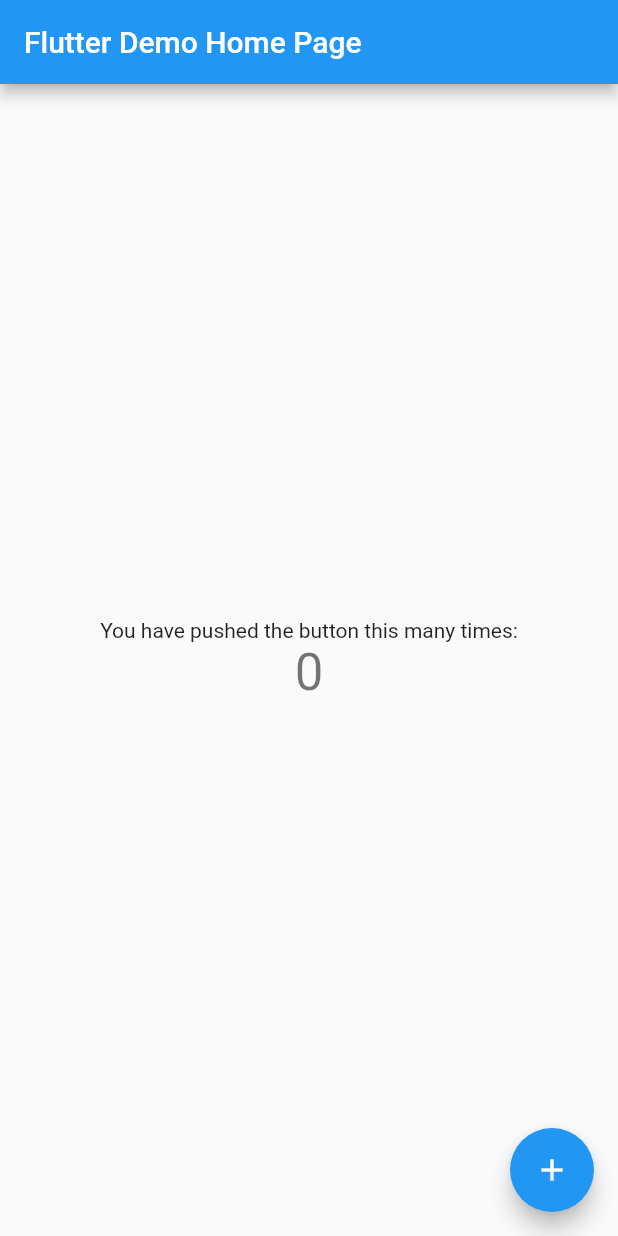
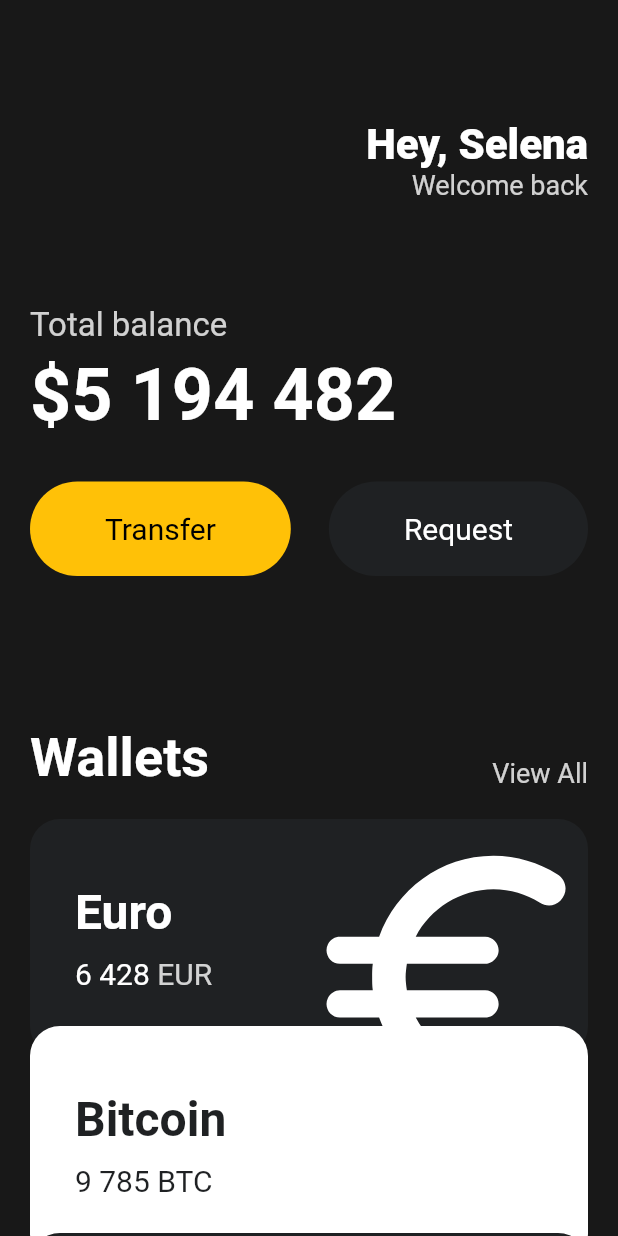
Before and after one commit to hyeonjeong-ko/Flutter-toonflix, a Flutter app: the screen it shows after launch, on a phone screen of 412 x 824 dp. Run offline on Flutter 3.47's test engine with Material 2 defaults, Android fonts, the phone set to English and light mode, and no system bars.

Commit message:
currency_card

```diff
--- a/lib/main.dart
+++ b/lib/main.dart
@@ -1,115 +1,158 @@
 import 'package:flutter/material.dart';
+import 'package:toonflix/widgets/Button.dart';
+import 'package:toonflix/widgets/currency_card.dart';
+
+class Player {
+  String name;
+  Player({required this.name});
+}
 
 void main() {
-  runApp(const MyApp());
+  var nico = Player(name: "nico");
+  runApp(const App());
 }
 
-class MyApp extends StatelessWidget {
-  const MyApp({super.key});
+class App extends StatelessWidget {
+  const App({super.key});
 
-  // This widget is the root of your application.
   @override
   Widget build(BuildContext context) {
     return MaterialApp(
-      title: 'Flutter Demo',
-      theme: ThemeData(
-        // This is the theme of your application.
-        //
-        // Try running your application with "flutter run". You'll see the
-        // application has a blue toolbar. Then, without quitting the app, try
-        // changing the primarySwatch below to Colors.green and then invoke
-        // "hot reload" (press "r" in the console where you ran "flutter run",
-        // or simply save your changes to "hot reload" in a Flutter IDE).
-        // Notice that the counter didn't reset back to zero; the application
-        // is not restarted.
-        primarySwatch: Colors.blue,
+      home: Scaffold(
+        backgroundColor: const Color(0xFF181818),
+        body: SingleChildScrollView(
+          child: Padding(
+            padding: const EdgeInsets.symmetric(horizontal: 20),
+            child: Column(
+              crossAxisAlignment: CrossAxisAlignment.start,
+              children: [
+                const SizedBox(
+                  height: 80,
                 ),
-      home: const MyHomePage(title: 'Flutter Demo Home Page'),
-    );
-  }
-}
-
-class MyHomePage extends StatefulWidget {
-  const MyHomePage({super.key, required this.title});
-
-  // This widget is the home page of your application. It is stateful, meaning
-  // that it has a State object (defined below) that contains fields that affect
-  // how it looks.
-
-  // This class is the configuration for the state. It holds the values (in this
-  // case the title) provided by the parent (in this case the App widget) and
-  // used by the build method of the State. Fields in a Widget subclass are
-  // always marked "final".
-
-  final String title;
-
-  @override
-  State<MyHomePage> createState() => _MyHomePageState();
-}
-
-class _MyHomePageState extends State<MyHomePage> {
-  int _counter = 0;
-
-  void _incrementCounter() {
-    setState(() {
-      // This call to setState tells the Flutter framework that something has
-      // changed in this State, which causes it to rerun the build method below
-      // so that the display can reflect the updated values. If we changed
-      // _counter without calling setState(), then the build method would not be
-      // called again, and so nothing would appear to happen.
-      _counter++;
-    });
-  }
-
-  @override
-  Widget build(BuildContext context) {
-    // This method is rerun every time setState is called, for instance as done
-    // by the _incrementCounter method above.
-    //
-    // The Flutter framework has been optimized to make rerunning build methods
-    // fast, so that you can just rebuild anything that needs updating rather
-    // than having to individually change instances of widgets.
-    return Scaffold(
-      appBar: AppBar(
-        // Here we take the value from the MyHomePage object that was created by
-        // the App.build method, and use it to set our appbar title.
-        title: Text(widget.title),
+                Row(
+                  mainAxisAlignment: MainAxisAlignment.end,
+                  children: [
+                    Column(
+                      crossAxisAlignment: CrossAxisAlignment.end,
+                      children: [
+                        const Text(
+                          'Hey, Selena',
+                          style: TextStyle(
+                            color: Colors.white,
+                            fontSize: 28,
+                            fontWeight: FontWeight.w800,
                           ),
-      body: Center(
-        // Center is a layout widget. It takes a single child and positions it
-        // in the middle of the parent.
-        child: Column(
-          // Column is also a layout widget. It takes a list of children and
-          // arranges them vertically. By default, it sizes itself to fit its
-          // children horizontally, and tries to be as tall as its parent.
-          //
-          // Invoke "debug painting" (press "p" in the console, choose the
-          // "Toggle Debug Paint" action from the Flutter Inspector in Android
-          // Studio, or the "Toggle Debug Paint" command in Visual Studio Code)
-          // to see the wireframe for each widget.
-          //
-          // Column has various properties to control how it sizes itself and
-          // how it positions its children. Here we use mainAxisAlignment to
-          // center the children vertically; the main axis here is the vertical
-          // axis because Columns are vertical (the cross axis would be
-          // horizontal).
-          mainAxisAlignment: MainAxisAlignment.center,
-          children: <Widget>[
-            const Text(
-              'You have pushed the button this many times:',
                         ),
                         Text(
-              '$_counter',
-              style: Theme.of(context).textTheme.headlineMedium,
+                          'Welcome back',
+                          style: TextStyle(
+                            // Colors.fromRGBO(255,255,255,0.8),
+                            color: Colors.white.withOpacity(0.8),
+                            fontSize: 18,
+                          ),
+                        ),
+                      ],
+                    )
+                  ],
+                ),
+                const SizedBox(
+                  height: 70,
+                ),
+                Text(
+                  'Total balance',
+                  style: TextStyle(
+                    fontSize: 22,
+                    color: Colors.white.withOpacity(0.8),
+                  ),
+                ),
+                const SizedBox(
+                  height: 5,
+                ),
+                const Text(
+                  '\$5 194 482',
+                  style: TextStyle(
+                    fontSize: 48,
+                    fontWeight: FontWeight.w600,
+                    color: Colors.white,
+                  ),
+                ),
+                const SizedBox(
+                  height: 30,
+                ),
+                Row(
+                  mainAxisAlignment: MainAxisAlignment.spaceBetween,
+                  children: const [
+                    Button(
+                      text: 'Transfer',
+                      bgColor: Colors.amber,
+                      textColor: Colors.black,
+                    ),
+                    Button(
+                      text: 'Request',
+                      bgColor: Color(0xFF1F2123),
+                      textColor: Colors.white,
+                    ),
+                  ],
+                ),
+                const SizedBox(
+                  height: 100,
+                ),
+                Row(
+                  crossAxisAlignment: CrossAxisAlignment.end,
+                  mainAxisAlignment: MainAxisAlignment.spaceBetween,
+                  children: [
+                    const Text(
+                      'Wallets',
+                      style: TextStyle(
+                        color: Colors.white,
+                        fontSize: 36,
+                        fontWeight: FontWeight.w600,
+                      ),
+                    ),
+                    Text(
+                      'View All',
+                      style: TextStyle(
+                        color: Colors.white.withOpacity(0.8),
+                        fontSize: 18,
+                      ),
+                    ),
+                  ],
+                ),
+                const SizedBox(
+                  height: 20,
+                ),
+                const CurrencyCard(
+                  name: 'Euro',
+                  code: 'EUR',
+                  amount: '6 428',
+                  icon: Icons.euro_rounded,
+                  isInverted: false,
+                ),
+                Transform.translate(
+                  offset: const Offset(0, -20),
+                  child: const CurrencyCard(
+                    name: 'Bitcoin',
+                    code: 'BTC',
+                    amount: '9 785',
+                    icon: Icons.currency_bitcoin,
+                    isInverted: true,
+                  ),
+                ),
+                Transform.translate(
+                  offset: const Offset(0, -40),
+                  child: const CurrencyCard(
+                    name: 'Dollar',
+                    code: 'USD',
+                    amount: '428',
+                    icon: Icons.money,
+                    isInverted: false,
+                  ),
                 ),
               ],
             ),
           ),
-      floatingActionButton: FloatingActionButton(
-        onPressed: _incrementCounter,
-        tooltip: 'Increment',
-        child: const Icon(Icons.add),
-      ), // This trailing comma makes auto-formatting nicer for build methods.
+        ),
+      ),
     );
   }
 }
--- /dev/null
+++ b/lib/widgets/button.dart
@@ -0,0 +1,37 @@
+import 'package:flutter/material.dart';
+
+class Button extends StatelessWidget {
+  final String text;
+  final Color bgColor;
+  final Color textColor;
+
+  const Button({
+    super.key,
+    required this.text,
+    required this.bgColor,
+    required this.textColor,
+  });
+
+  @override
+  Widget build(BuildContext context) {
+    return Container(
+      decoration: BoxDecoration(
+        color: bgColor,
+        borderRadius: BorderRadius.circular(45),
+      ),
+      child: Padding(
+        padding: const EdgeInsets.symmetric(
+          vertical: 20,
+          horizontal: 50,
+        ),
+        child: Text(
+          text,
+          style: TextStyle(
+            color: textColor,
+            fontSize: 20,
+          ),
+        ),
+      ),
+    );
+  }
+}
--- /dev/null
+++ b/lib/widgets/currency_card.dart
@@ -0,0 +1,87 @@
+import 'package:flutter/material.dart';
+
+class CurrencyCard extends StatelessWidget {
+  final String name, code, amount;
+  final IconData icon;
+  final bool isInverted;
+
+  final _blackColor = const Color(0xFF1F2123);
+
+  const CurrencyCard({
+    super.key,
+    required this.name,
+    required this.code,
+    required this.amount,
+    required this.icon,
+    required this.isInverted,
+  });
+
+  @override
+  Widget build(BuildContext context) {
+    return Container(
+      clipBehavior: Clip.hardEdge,
+      decoration: BoxDecoration(
+        color: isInverted ? Colors.white : _blackColor,
+        borderRadius: BorderRadius.circular(20),
+      ),
+      child: Padding(
+        padding: const EdgeInsets.all(30),
+        child: Row(
+          mainAxisAlignment: MainAxisAlignment.spaceBetween,
+          children: [
+            Column(
+              crossAxisAlignment: CrossAxisAlignment.start,
+              children: [
+                Text(
+                  name,
+                  style: TextStyle(
+                    color: isInverted ? _blackColor : Colors.white,
+                    fontSize: 32,
+                    fontWeight: FontWeight.w600,
+                  ),
+                ),
+                const SizedBox(
+                  height: 10,
+                ),
+                Row(
+                  children: [
+                    Text(
+                      amount,
+                      style: TextStyle(
+                        color: isInverted ? _blackColor : Colors.white,
+                        fontSize: 20,
+                      ),
+                    ),
+                    const SizedBox(
+                      width: 5,
+                    ),
+                    Text(
+                      code,
+                      style: TextStyle(
+                        color: isInverted
+                            ? _blackColor
+                            : Colors.white.withOpacity(0.8),
+                        fontSize: 20,
+                      ),
+                    ),
+                  ],
+                ),
+              ],
+            ),
+            Transform.scale(
+              scale: 2.2, // 아이콘만 커짐,나머지 그대로
+              child: Transform.translate(
+                offset: const Offset(-5, 12),
+                child: Icon(
+                  icon,
+                  color: Colors.white,
+                  size: 98, // 아이콘 주변 모두 커짐
+                ),
+              ),
+            )
+          ],
+        ),
+      ),
+    );
+  }
+}
```
Lines whose indentation alone changed are shown as unchanged.
